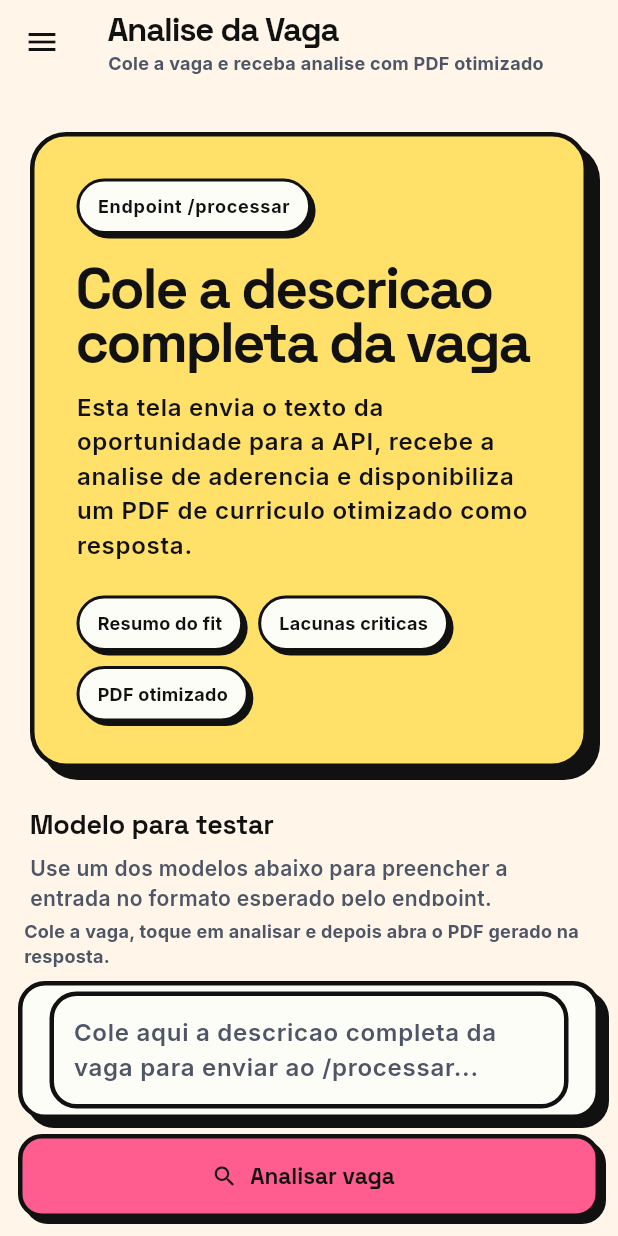
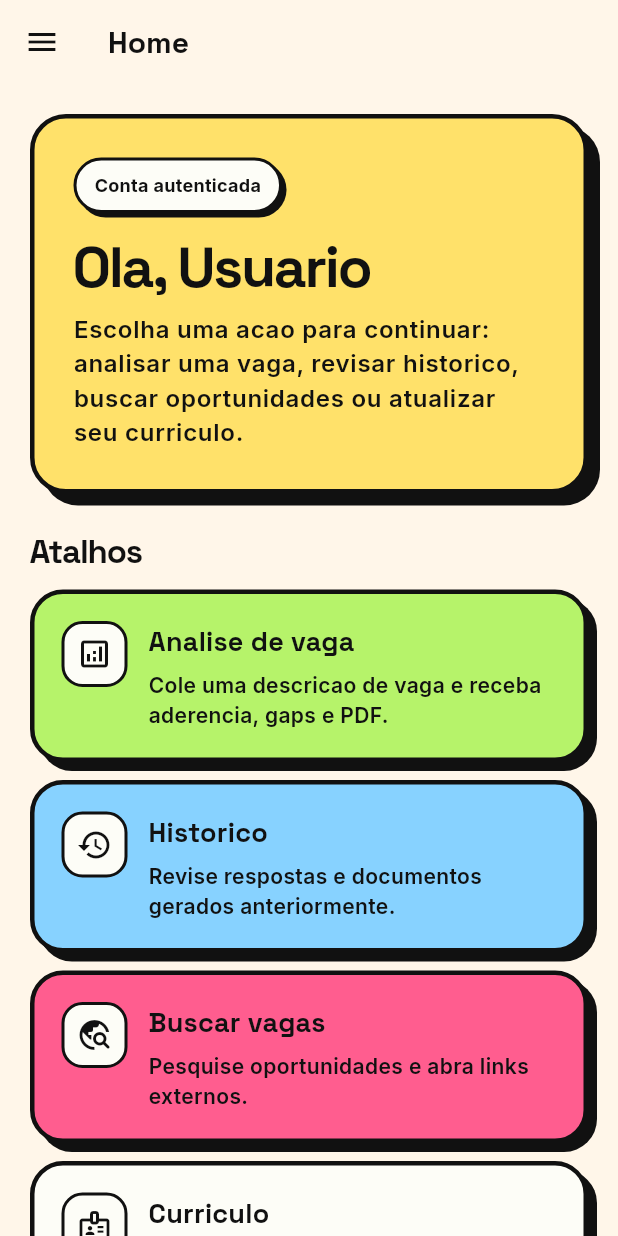
Before and after one commit to Adriano1lp/meuagentedeemprego-app, a Flutter app: the ChatScreen screen opened directly, in the side drawer, after a tap on "Home", on a phone screen of 412 x 824 dp. Run offline on Flutter 3.47's test engine with Material 3 defaults, Android fonts, the phone set to English and light mode, and no system bars; our stand-ins replace dio, file_picker, flutter_riverpod, google_fonts, hive, hive_flutter and 2 more; missing offline and left inert: dart:js_interop; accounts and stored records are empty.

Commit message:
Task-014

```diff
--- a/lib/main.dart
+++ b/lib/main.dart
@@ -6,7 +6,7 @@ import 'package:hive_flutter/hive_flutter.dart';
 import 'data/repositories/auth_repository_impl.dart';
 import 'data/models/message_model.dart';
 import 'presentation/screens/auth_screen.dart';
-import 'presentation/screens/chat_screen.dart';
+import 'presentation/screens/home_screen.dart';
 import 'presentation/providers/session_provider.dart';
 import 'presentation/screens/user_registration_screen.dart';
 
@@ -267,6 +267,6 @@ class _AppEntryPointState extends ConsumerState<AppEntryPoint> {
       return const AuthScreen();
     }
 
-    return session.hasCv ? const ChatScreen() : const UserRegistrationScreen();
+    return session.hasCv ? const HomeScreen() : const UserRegistrationScreen();
   }
 }
--- a/lib/presentation/screens/auth_screen.dart
+++ b/lib/presentation/screens/auth_screen.dart
@@ -3,7 +3,7 @@ import 'package:flutter_riverpod/flutter_riverpod.dart';
 
 import '../../data/repositories/auth_repository_impl.dart';
 import '../providers/session_provider.dart';
-import 'chat_screen.dart';
+import 'home_screen.dart';
 import 'user_registration_screen.dart';
 
 class AuthScreen extends ConsumerStatefulWidget {
@@ -98,7 +98,7 @@ class _AuthScreenState extends ConsumerState<AuthScreen> {
       if (!mounted) return;
 
       final nextScreen = (status.hasCv && status.hasEmbeddings)
-          ? const ChatScreen()
+          ? const HomeScreen()
           : const UserRegistrationScreen();
       Navigator.of(context).pushReplacement(
         MaterialPageRoute(builder: (_) => nextScreen),
--- /dev/null
+++ b/lib/presentation/screens/home_screen.dart
@@ -0,0 +1,215 @@
+import 'package:flutter/material.dart';
+import 'package:flutter_riverpod/flutter_riverpod.dart';
+
+import '../providers/session_provider.dart';
+import '../widgets/app_drawer.dart';
+import 'chat_screen.dart';
+import 'history_screen.dart';
+import 'job_search_screen.dart';
+import 'user_registration_screen.dart';
+
+class HomeScreen extends ConsumerWidget {
+  const HomeScreen({super.key});
+
+  static const Color _ink = Color(0xFF111111);
+  static const Color _paper = Color(0xFFFDFDF7);
+  static const Color _pink = Color(0xFFFF5D8F);
+  static const Color _blue = Color(0xFF87D2FF);
+  static const Color _yellow = Color(0xFFFFE16A);
+  static const Color _green = Color(0xFFB6F36A);
+
+  @override
+  Widget build(BuildContext context, WidgetRef ref) {
+    final theme = Theme.of(context);
+    final session = ref.watch(sessionProvider);
+    final name = session.displayName ?? 'Usuario';
+
+    return Scaffold(
+      appBar: AppBar(
+        scrolledUnderElevation: 0,
+        title: const Text('Home'),
+      ),
+      drawer: const AppDrawer(),
+      body: SafeArea(
+        child: SingleChildScrollView(
+          padding: const EdgeInsets.fromLTRB(20, 20, 20, 28),
+          child: Column(
+            crossAxisAlignment: CrossAxisAlignment.start,
+            children: [
+              Container(
+                width: double.infinity,
+                padding: const EdgeInsets.all(26),
+                decoration: _brutalBox(_yellow),
+                child: Column(
+                  crossAxisAlignment: CrossAxisAlignment.start,
+                  children: [
+                    Container(
+                      padding: const EdgeInsets.symmetric(
+                        horizontal: 12,
+                        vertical: 8,
+                      ),
+                      decoration: _chipBox(_paper),
+                      child: Text(
+                        'Conta autenticada',
+                        style: theme.textTheme.bodySmall?.copyWith(
+                          color: _ink,
+                        ),
+                      ),
+                    ),
+                    const SizedBox(height: 18),
+                    Text(
+                      'Ola, $name',
+                      style: theme.textTheme.displayMedium?.copyWith(
+                        color: _ink,
+                      ),
+                    ),
+                    const SizedBox(height: 12),
+                    Text(
+                      'Escolha uma acao para continuar: analisar uma vaga, revisar historico, buscar oportunidades ou atualizar seu curriculo.',
+                      style: theme.textTheme.bodyLarge?.copyWith(
+                        color: _ink,
+                      ),
+                    ),
+                  ],
+                ),
+              ),
+              const SizedBox(height: 24),
+              Text(
+                'Atalhos',
+                style: theme.textTheme.titleLarge,
+              ),
+              const SizedBox(height: 12),
+              _ActionTile(
+                color: _green,
+                icon: Icons.analytics_outlined,
+                title: 'Analise de vaga',
+                subtitle: 'Cole uma descricao de vaga e receba aderencia, gaps e PDF.',
+                onTap: () => _open(context, const ChatScreen()),
+              ),
+              _ActionTile(
+                color: _blue,
+                icon: Icons.history,
+                title: 'Historico',
+                subtitle: 'Revise respostas e documentos gerados anteriormente.',
+                onTap: () => _open(context, const HistoryScreen()),
+              ),
+              _ActionTile(
+                color: _pink,
+                icon: Icons.travel_explore_rounded,
+                title: 'Buscar vagas',
+                subtitle: 'Pesquise oportunidades e abra links externos.',
+                onTap: () => _open(context, const JobSearchScreen()),
+              ),
+              _ActionTile(
+                color: _paper,
+                icon: Icons.badge_outlined,
+                title: 'Curriculo',
+                subtitle: 'Atualize o curriculo e reconstrua os embeddings.',
+                onTap: () => _open(context, const UserRegistrationScreen()),
+              ),
+            ],
+          ),
+        ),
+      ),
+    );
+  }
+
+  static void _open(BuildContext context, Widget screen) {
+    Navigator.push(
+      context,
+      MaterialPageRoute(builder: (_) => screen),
+    );
+  }
+
+  static BoxDecoration _brutalBox(
+    Color color, {
+    double radius = 24,
+    double offset = 8,
+  }) {
+    return BoxDecoration(
+      color: color,
+      borderRadius: BorderRadius.circular(radius),
+      border: Border.all(color: _ink, width: 3),
+      boxShadow: [BoxShadow(color: _ink, offset: Offset(offset, offset))],
+    );
+  }
+
+  static BoxDecoration _chipBox(Color color) {
+    return BoxDecoration(
+      color: color,
+      borderRadius: BorderRadius.circular(999),
+      border: Border.all(color: _ink, width: 2),
+      boxShadow: const [BoxShadow(color: _ink, offset: Offset(3, 3))],
+    );
+  }
+}
+
+class _ActionTile extends StatelessWidget {
+  const _ActionTile({
+    required this.color,
+    required this.icon,
+    required this.title,
+    required this.subtitle,
+    required this.onTap,
+  });
+
+  final Color color;
+  final IconData icon;
+  final String title;
+  final String subtitle;
+  final VoidCallback onTap;
+
+  @override
+  Widget build(BuildContext context) {
+    return Padding(
+      padding: const EdgeInsets.only(bottom: 12),
+      child: Material(
+        color: Colors.transparent,
+        borderRadius: BorderRadius.circular(22),
+        child: InkWell(
+          borderRadius: BorderRadius.circular(22),
+          onTap: onTap,
+          child: Container(
+            padding: const EdgeInsets.all(18),
+            decoration: HomeScreen._brutalBox(
+              color,
+              radius: 22,
+              offset: 6,
+            ),
+            child: Row(
+              crossAxisAlignment: CrossAxisAlignment.start,
+              children: [
+                Container(
+                  width: 44,
+                  height: 44,
+                  decoration: BoxDecoration(
+                    color: HomeScreen._paper,
+                    borderRadius: BorderRadius.circular(14),
+                    border: Border.all(color: HomeScreen._ink, width: 2),
+                  ),
+                  child: Icon(icon, color: HomeScreen._ink),
+                ),
+                const SizedBox(width: 14),
+                Expanded(
+                  child: Column(
+                    crossAxisAlignment: CrossAxisAlignment.start,
+                    children: [
+                      Text(title, style: Theme.of(context).textTheme.titleMedium),
+                      const SizedBox(height: 6),
+                      Text(
+                        subtitle,
+                        style: Theme.of(context).textTheme.bodyMedium?.copyWith(
+                          color: HomeScreen._ink,
+                        ),
+                      ),
+                    ],
+                  ),
+                ),
+              ],
+            ),
+          ),
+        ),
+      ),
+    );
+  }
+}
--- a/lib/presentation/screens/user_registration_screen.dart
+++ b/lib/presentation/screens/user_registration_screen.dart
@@ -5,7 +5,7 @@ import 'package:flutter_riverpod/flutter_riverpod.dart';
 import '../../data/repositories/chat_repository_impl.dart';
 import '../../data/repositories/user_repository_impl.dart';
 import '../providers/session_provider.dart';
-import 'chat_screen.dart';
+import 'home_screen.dart';
 
 class UserRegistrationScreen extends ConsumerStatefulWidget {
   const UserRegistrationScreen({super.key});
@@ -114,7 +114,7 @@ class _UserRegistrationScreenState
         );
 
       Navigator.of(context).pushReplacement(
-        MaterialPageRoute(builder: (_) => const ChatScreen()),
+        MaterialPageRoute(builder: (_) => const HomeScreen()),
       );
     } catch (e) {
       if (!mounted) return;
--- a/lib/presentation/widgets/app_drawer.dart
+++ b/lib/presentation/widgets/app_drawer.dart
@@ -1,12 +1,12 @@
 import 'package:flutter/material.dart';
 import 'package:flutter_riverpod/flutter_riverpod.dart';
 
-import '../../data/repositories/chat_repository_impl.dart';
 import '../providers/session_provider.dart';
 import '../screens/auth_screen.dart';
 import '../screens/chat_screen.dart';
 import '../screens/cover_letter_screen.dart';
 import '../screens/history_screen.dart';
+import '../screens/home_screen.dart';
 import '../screens/job_search_screen.dart';
 import '../screens/user_registration_screen.dart';
 
@@ -101,9 +101,12 @@ class AppDrawer extends ConsumerWidget {
                 ],
               ),
             ),
-            Padding(
-              padding: const EdgeInsets.fromLTRB(14, 18, 14, 0),
-              child: _DrawerTile(
+            Expanded(
+              child: SingleChildScrollView(
+                padding: const EdgeInsets.fromLTRB(14, 18, 14, 18),
+                child: Column(
+                  children: [
+                    _DrawerTile(
                       color: _green,
                       icon: Icons.home_rounded,
                       title: 'Home',
@@ -111,15 +114,31 @@ class AppDrawer extends ConsumerWidget {
                       onTap: () {
                         Navigator.pop(context);
                         Navigator.of(context).pushAndRemoveUntil(
-                    MaterialPageRoute(builder: (context) => const ChatScreen()),
+                          MaterialPageRoute(
+                            builder: (context) => const HomeScreen(),
+                          ),
                           (route) => false,
                         );
                       },
                     ),
+                    const SizedBox(height: 10),
+                    _DrawerTile(
+                      color: _yellow,
+                      icon: Icons.analytics_outlined,
+                      title: 'Analise de vaga',
+                      subtitle: 'Calcular aderencia, gaps e curriculo',
+                      onTap: () {
+                        Navigator.pop(context);
+                        Navigator.push(
+                          context,
+                          MaterialPageRoute(
+                            builder: (context) => const ChatScreen(),
                           ),
-            Padding(
-              padding: const EdgeInsets.fromLTRB(14, 10, 14, 0),
-              child: _DrawerTile(
+                        );
+                      },
+                    ),
+                    const SizedBox(height: 10),
+                    _DrawerTile(
                       color: const Color(0xFF87D2FF),
                       icon: Icons.history,
                       title: 'Historico',
@@ -134,10 +153,8 @@ class AppDrawer extends ConsumerWidget {
                         );
                       },
                     ),
-            ),
-            Padding(
-              padding: const EdgeInsets.fromLTRB(14, 10, 14, 0),
-              child: _DrawerTile(
+                    const SizedBox(height: 10),
+                    _DrawerTile(
                       color: const Color(0xFF87D2FF),
                       icon: Icons.mark_email_read_outlined,
                       title: 'Carta',
@@ -152,10 +169,8 @@ class AppDrawer extends ConsumerWidget {
                         );
                       },
                     ),
-            ),
-            Padding(
-              padding: const EdgeInsets.fromLTRB(14, 10, 14, 0),
-              child: _DrawerTile(
+                    const SizedBox(height: 10),
+                    _DrawerTile(
                       color: const Color(0xFFFFC7DE),
                       icon: Icons.travel_explore_rounded,
                       title: 'Buscar vagas',
@@ -170,10 +185,8 @@ class AppDrawer extends ConsumerWidget {
                         );
                       },
                     ),
-            ),
-            Padding(
-              padding: const EdgeInsets.fromLTRB(14, 10, 14, 0),
-              child: _DrawerTile(
+                    const SizedBox(height: 10),
+                    _DrawerTile(
                       color: _yellow,
                       icon: Icons.badge_outlined,
                       title: 'Curriculo',
@@ -183,43 +196,20 @@ class AppDrawer extends ConsumerWidget {
                         Navigator.push(
                           context,
                           MaterialPageRoute(
-                      builder: (context) => const UserRegistrationScreen(),
+                            builder: (context) =>
+                                const UserRegistrationScreen(),
                           ),
                         );
                       },
                     ),
+                  ],
                 ),
-            const Spacer(),
+              ),
+            ),
+            if (userId != null)
               Padding(
                 padding: const EdgeInsets.fromLTRB(18, 0, 18, 24),
-              child: Container(
-                width: double.infinity,
-                padding: const EdgeInsets.all(16),
-                decoration: BoxDecoration(
-                  color: _yellow,
-                  borderRadius: BorderRadius.circular(22),
-                  border: Border.all(color: _ink, width: 3),
-                  boxShadow: const [
-                    BoxShadow(color: _ink, offset: Offset(6, 6)),
-                  ],
-                ),
-                child: Column(
-                  crossAxisAlignment: CrossAxisAlignment.start,
-                  children: [
-                    Text(
-                      'API atual',
-                      style: Theme.of(
-                        context,
-                      ).textTheme.titleMedium?.copyWith(fontSize: 16),
-                    ),
-                    const SizedBox(height: 6),
-                    Text(
-                      ChatRepositoryImpl.apiBaseUrl,
-                      style: Theme.of(context).textTheme.bodySmall,
-                    ),
-                    if (userId != null) ...[
-                      const SizedBox(height: 12),
-                      OutlinedButton(
+                child: OutlinedButton.icon(
                   onPressed: () async {
                     Navigator.pop(context);
                     await ref.read(sessionProvider.notifier).clear();
@@ -233,12 +223,10 @@ class AppDrawer extends ConsumerWidget {
                   },
                   style: OutlinedButton.styleFrom(
                     backgroundColor: _paper,
+                    minimumSize: const Size.fromHeight(52),
                   ),
-                        child: const Text('Sair'),
-                      ),
-                    ],
-                  ],
-                ),
+                  icon: const Icon(Icons.logout_rounded),
+                  label: const Text('Sair'),
                 ),
               ),
           ],
```
Also changed, not shown: 1 other file. Lines whose indentation alone changed are shown as unchanged.
